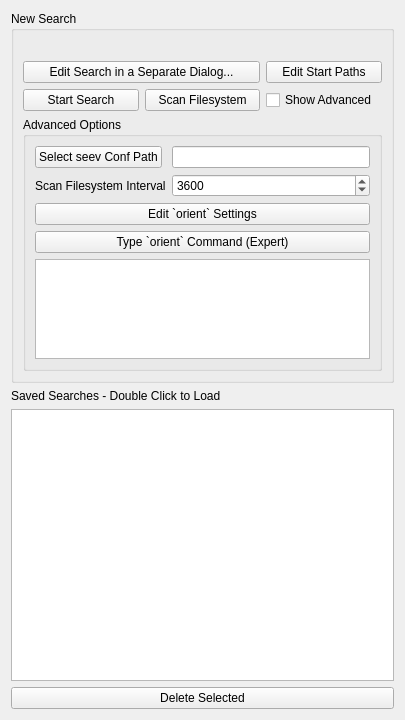
The window that widgets/homepagewidget.ui (cxxsucks/SearchEverywhere) describes before a commit, drawn with Qt 5.
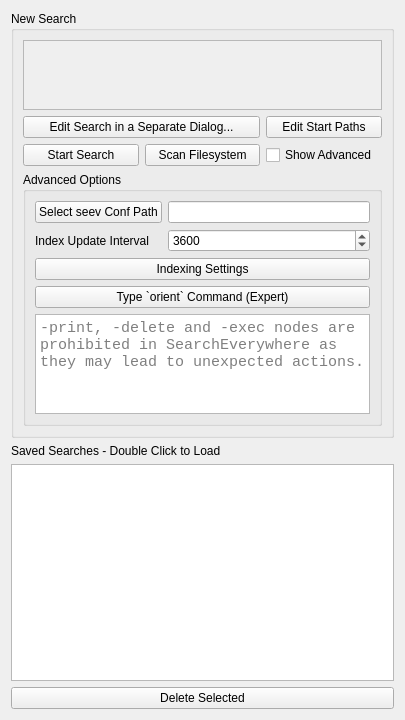
The same window after the commit. Custom widgets are drawn as their Qt base class.

The edit to the form file:
```diff
--- a/widgets/homepagewidget.ui
+++ b/widgets/homepagewidget.ui
@@ -28,13 +28,11 @@
        </widget>
       </item>
       <item row="0" column="0" colspan="3">
-       <widget class="seev::OriePredSelector" name="predWidg" native="true">
-        <property name="minimumSize">
-         <size>
-          <width>0</width>
-          <height>15</height>
-         </size>
+       <widget class="QScrollArea" name="predScrollArea">
+        <property name="widgetResizable">
+         <bool>true</bool>
         </property>
+        <widget class="seev::OriePredSelector" name="predWidg"/>
        </widget>
       </item>
       <item row="1" column="2">
@@ -53,7 +51,7 @@
          <item row="1" column="0">
           <widget class="QLabel" name="label">
            <property name="text">
-            <string>Scan Filesystem Interval</string>
+            <string>Index Update Interval</string>
            </property>
            <property name="buddy">
             <cstring>updIntSpin</cstring>
@@ -79,7 +77,7 @@
          <item row="2" column="0" colspan="2">
           <widget class="QPushButton" name="openConfWidgBut">
            <property name="text">
-            <string>Edit `orient` Settings</string>
+            <string>Indexing Settings</string>
            </property>
           </widget>
          </item>
@@ -104,6 +102,9 @@
              <pointsize>11</pointsize>
             </font>
            </property>
+           <property name="placeholderText">
+            <string>-print, -delete and -exec nodes are prohibited in SearchEverywhere as they may lead to unexpected actions.</string>
+           </property>
           </widget>
          </item>
          <item row="0" column="0">
```
Left out of the diff: 63 changed lines with no effect on the pictures.
